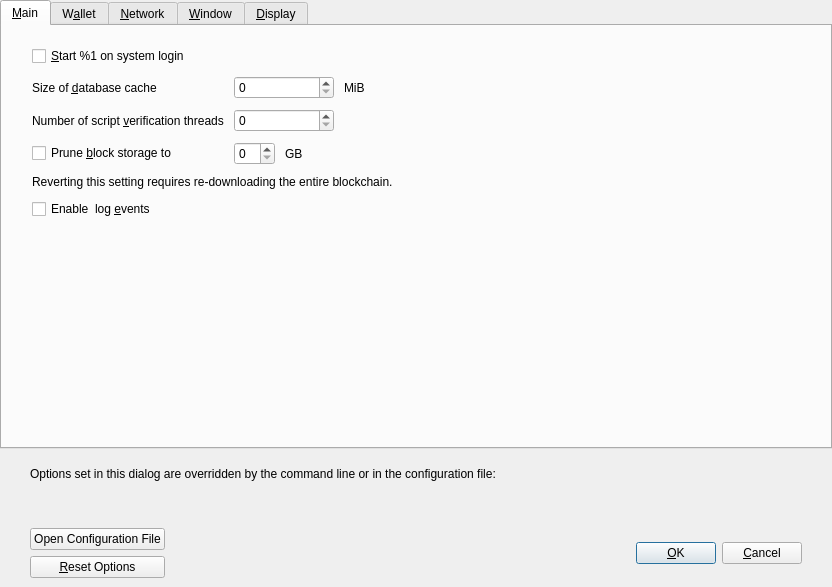
Above: src/qt/forms/optionsdialog.ui from ArielCoinOrg/arielcoin before the change. Below: the same form after it.
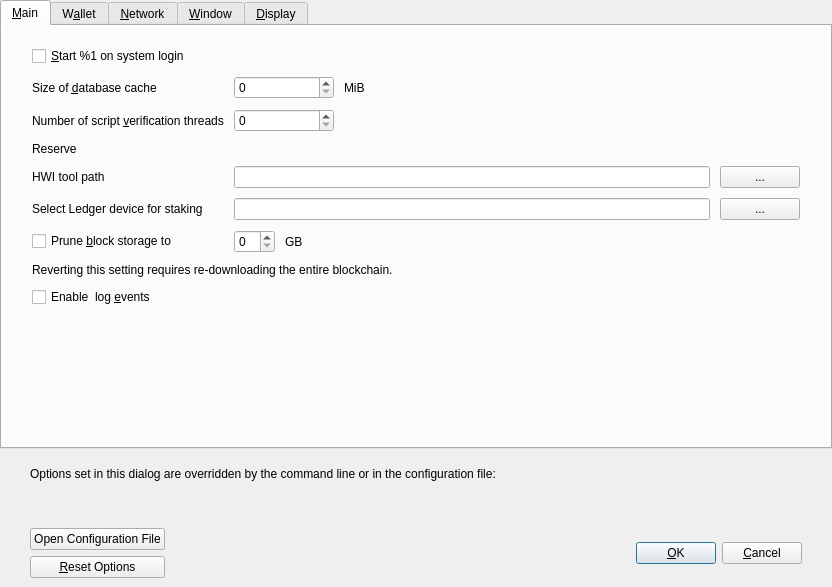
That is the form after the change. Custom widgets are drawn as their Qt base class.

```diff
--- a/src/qt/forms/optionsdialog.ui
+++ b/src/qt/forms/optionsdialog.ui
@@ -122,6 +122,24 @@
            </item>
           </layout>
          </item>
+         <item row="3" column="1">
+          <layout class="QHBoxLayout" name="horizontalLayout">
+           <item>
+            <widget class="QLineEdit" name="txtHWIToolPath">
+             <property name="toolTip">
+              <string>Hardware wallet interface tool location on disk</string>
+             </property>
+            </widget>
+           </item>
+           <item>
+            <widget class="QPushButton" name="toolHWIPath">
+             <property name="text">
+              <string>...</string>
+             </property>
+            </widget>
+           </item>
+          </layout>
+         </item>
          <item row="0" column="1">
           <layout class="QHBoxLayout" name="horizontalLayout_2_Main">
            <item>
@@ -212,6 +230,51 @@
            </property>
           </widget>
          </item>
+         <item row="3" column="0">
+          <widget class="QLabel" name="HWIToolLabel">
+           <property name="text">
+            <string>HWI tool path</string>
+           </property>
+          </widget>
+         </item>
+         <item row="2" column="0">
+          <widget class="QLabel" name="reserveBalanceLabel">
+           <property name="text">
+            <string>Reserve</string>
+           </property>
+           <property name="textFormat">
+            <enum>Qt::PlainText</enum>
+           </property>
+           <property name="buddy">
+            <cstring>threadsScriptVerif</cstring>
+           </property>
+          </widget>
+         </item>
+         <item row="4" column="1">
+          <layout class="QHBoxLayout" name="horizontalLayout2">
+           <item>
+            <widget class="QLineEdit" name="txtStakeLedgerId">
+             <property name="toolTip">
+              <string>Fingerprint of the ledger that you want to be used for staking with hardware wallet</string>
+             </property>
+            </widget>
+           </item>
+           <item>
+            <widget class="QPushButton" name="toolStakeLedgerId">
+             <property name="text">
+              <string>...</string>
+             </property>
+            </widget>
+           </item>
+          </layout>
+         </item>
+         <item row="4" column="0">
+          <widget class="QLabel" name="stakeLedgerIdlabel">
+           <property name="text">
+            <string>Select Ledger device for staking</string>
+           </property>
+          </widget>
+         </item>
          <item row="7" column="0" colspan="2">
           <widget class="QCheckBox" name="logEvents">
            <property name="text">
```
Left out of the diff: 37 changed lines with no effect on the pictures.
